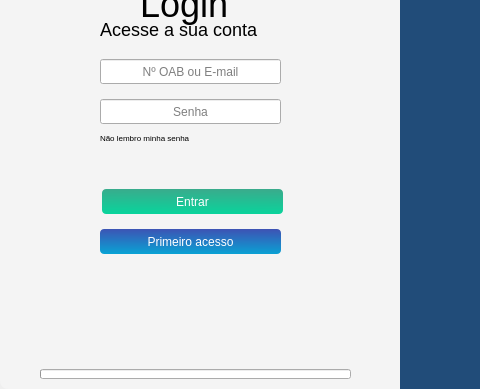
The window that Telas/UI/loginPage.ui (newprev/PrevCliente) describes before a commit, drawn with Qt 5; both pictures show x 0 to 480 and y 111 to 500 of the 950 by 500 pixel window.
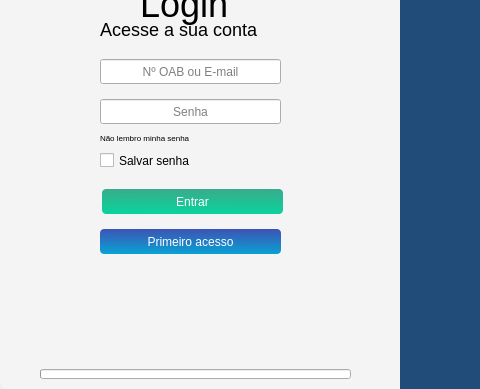
The same window after the commit. Icons and pictures are not drawn.

```diff
--- a/Telas/UI/loginPage.ui
+++ b/Telas/UI/loginPage.ui
@@ -123,6 +123,12 @@
 
 	border-radius: 4px;
 	background-color: qlineargradient(spread:pad, x1:0.51, y1:0, x2:0.474, y2:1, stop:0 rgba(81, 103, 200, 255), stop:1 rgba(29, 182, 232, 255));
+}
+
+/*---------------------------------- Label --------------------------------------*/
+#cbSalvarSenha {
+	font-family: &quot;TeX Gyre Adventor&quot;;
+	font-size: 12px;
 }</string>
       </property>
       <property name="frameShape">
@@ -324,6 +330,19 @@
            <string/>
           </property>
          </widget>
+         <widget class="QCheckBox" name="cbSalvarSenha">
+          <property name="geometry">
+           <rect>
+            <x>100</x>
+            <y>260</y>
+            <width>111</width>
+            <height>23</height>
+           </rect>
+          </property>
+          <property name="text">
+           <string>Salvar senha</string>
+          </property>
+         </widget>
         </widget>
        </item>
        <item>
```
